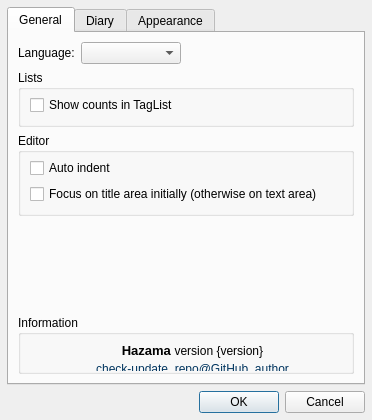
Old version of the form hazama/ui/configdialog.ui in the repository krrr/Hazama.
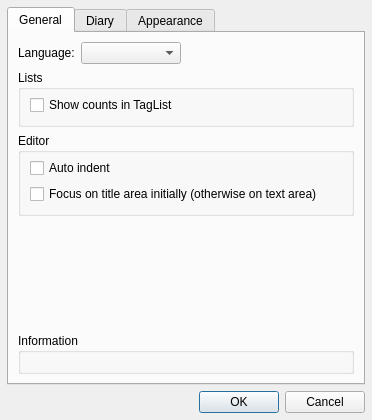
New version of the form. Icons and pictures are not drawn.

Commit message: Make HTML in ConfigDialog standalone

```diff
--- a/hazama/ui/configdialog.ui
+++ b/hazama/ui/configdialog.ui
@@ -182,12 +182,6 @@
               <verstretch>0</verstretch>
              </sizepolicy>
             </property>
-            <property name="minimumSize">
-             <size>
-              <width>0</width>
-              <height>32</height>
-             </size>
-            </property>
             <property name="palette">
              <palette>
               <active>
@@ -270,14 +264,6 @@
             <property name="horizontalScrollBarPolicy">
              <enum>Qt::ScrollBarAlwaysOff</enum>
             </property>
-            <property name="html">
-             <string>&lt;!DOCTYPE HTML PUBLIC &quot;-//W3C//DTD HTML 4.0//EN&quot; &quot;http://www.w3.org/TR/REC-html40/strict.dtd&quot;&gt;
-&lt;html&gt;&lt;head&gt;&lt;meta name=&quot;qrichtext&quot; content=&quot;1&quot; /&gt;&lt;style type=&quot;text/css&quot;&gt;
-p, li { white-space: pre-wrap; }
-&lt;/style&gt;&lt;/head&gt;&lt;body style=&quot; font-family:'MS UI Gothic'; font-size:9pt; font-weight:400; font-style:normal;&quot;&gt;
-&lt;p align=&quot;center&quot; style=&quot; margin-top:0px; margin-bottom:0px; margin-left:0px; margin-right:0px; -qt-block-indent:0; text-indent:0px;&quot;&gt;&lt;span style=&quot; font-size:10pt; font-weight:600;&quot;&gt;Hazama&lt;/span&gt;&lt;span style=&quot; font-size:10pt;&quot;&gt; &lt;/span&gt;&lt;span style=&quot; color:#000000;&quot;&gt;version {version}&lt;/span&gt;&lt;/p&gt;
-&lt;p align=&quot;center&quot; style=&quot; margin-top:4px; margin-bottom:0px; margin-left:0px; margin-right:0px; -qt-block-indent:0; text-indent:0px;&quot;&gt;&lt;a href=&quot;https://github.com/krrr/Hazama/releases&quot;&gt;&lt;span style=&quot; text-decoration: underline; color:#00345e;&quot;&gt;check-update&lt;/span&gt;&lt;/a&gt;&lt;span style=&quot; color:#000000;&quot;&gt;  &lt;/span&gt;&lt;a href=&quot;https://github.com/krrr/Hazama&quot;&gt;&lt;span style=&quot; text-decoration: underline; color:#00345e;&quot;&gt;repo@GitHub&lt;/span&gt;&lt;/a&gt;&lt;span style=&quot; color:#000000;&quot;&gt;  &lt;/span&gt;&lt;a href=&quot;https://github.com/krrr&quot;&gt;&lt;span style=&quot; text-decoration: underline; color:#00345e;&quot;&gt;author&lt;/span&gt;&lt;/a&gt;&lt;/p&gt;&lt;/body&gt;&lt;/html&gt;</string>
-            </property>
             <property name="openExternalLinks">
              <bool>true</bool>
             </property>
```
The commit also changes 4 other files.
